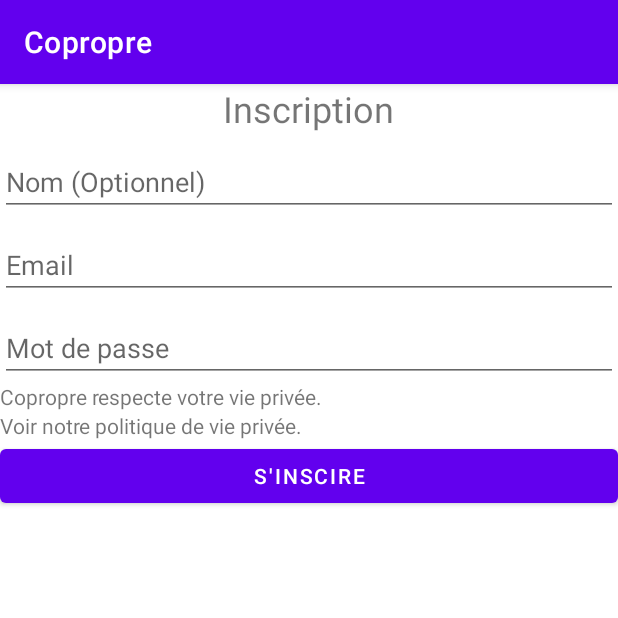
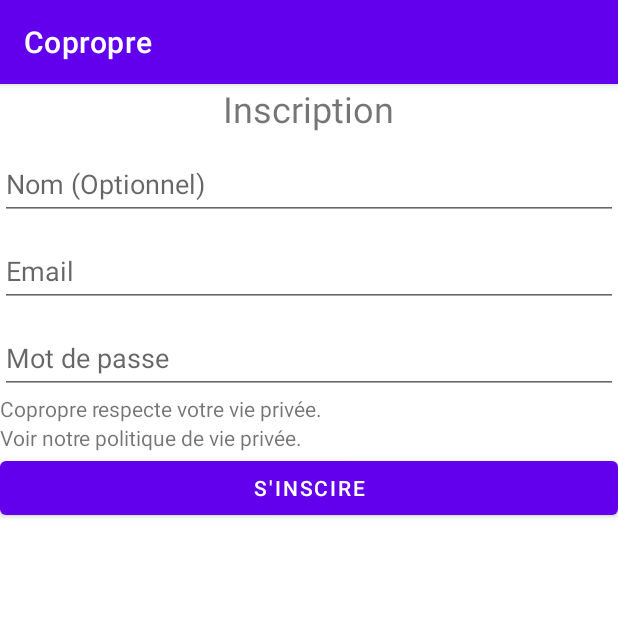
Before and after one commit to Julien113/Copropre, an Android app: the fragment SignInFragment placed in its activity, on a phone screen of 412 x 824 dp, the top half of it. Run offline under Robolectric (Android 15) with nearby library versions, the light colour scheme and no system bars; our stand-ins replace Firebase (no records; nobody signed in at launch, a user with empty details on screens opened directly).

Commit message:
Correction Android studio

```diff
--- a/app/src/main/java/com/copropre/main/MainFragment.kt
+++ b/app/src/main/java/com/copropre/main/MainFragment.kt
@@ -39,14 +39,14 @@ class MainFragment : Fragment(), View.OnClickListener {
         when(v!!.id){
             R.id.bLogOut -> {
                 AuthService.getAuth().signOut()
-                val fragmentLogin = LogInFragment();
+                val fragmentLogin = LogInFragment()
                 parentFragmentManager.beginTransaction()
                     .replace(R.id.container, fragmentLogin)
                     .commitAllowingStateLoss()
 
             }
             R.id.bLogIn -> {
-                val fragmentLogin = LogInFragment();
+                val fragmentLogin = LogInFragment()
                 parentFragmentManager.beginTransaction()
                     .replace(R.id.container, fragmentLogin)
                     .commitAllowingStateLoss()
--- a/app/src/main/res/layout/fragment_signin.xml
+++ b/app/src/main/res/layout/fragment_signin.xml
@@ -9,18 +9,23 @@
     android:text="Inscription"
     android:layout_gravity="center"
     android:textSize="24sp"/>
+
     <EditText
+        android:id="@+id/etName"
         android:layout_width="match_parent"
         android:layout_height="wrap_content"
+        android:layout_marginTop="10dp"
         android:hint="Nom (Optionnel)"
-        android:id="@+id/etName"
-        android:layout_marginTop="10dp"/>
+        android:hintTextColor="#757575"
+        android:minHeight="48dp" />
+
     <EditText
+        android:id="@+id/etEmail"
         android:layout_width="match_parent"
         android:layout_height="wrap_content"
+        android:layout_marginTop="10dp"
         android:hint="Email"
-        android:id="@+id/etEmail"
-        android:layout_marginTop="10dp"/>
+        android:minHeight="48dp" />
     <TextView
         android:layout_width="wrap_content"
         android:layout_height="wrap_content"
@@ -30,12 +35,14 @@
         />
 
     <EditText
+        android:id="@+id/etPassword"
         android:layout_width="match_parent"
         android:layout_height="wrap_content"
+        android:layout_marginTop="10dp"
         android:hint="Mot de passe"
-        android:id="@+id/etPassword"
+        android:hintTextColor="#757575"
         android:inputType="textVisiblePassword"
-        android:layout_marginTop="10dp"/>
+        android:minHeight="48dp" />
 
     <TextView
         android:layout_width="wrap_content"
```
Also changed, not shown: app/src/main/res/layout/fragment_main.xml (+2 -6 lines).
